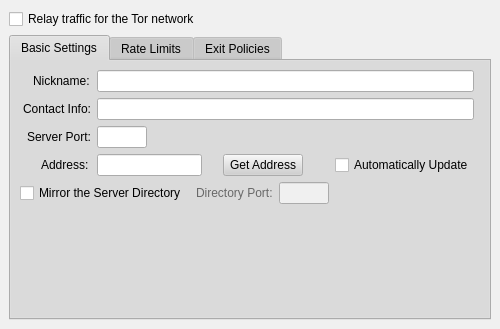
This is src/gui/config/serverpage.ui in a-ilin/vidalia as Qt 5 draws it before an edit. The edited form follows.
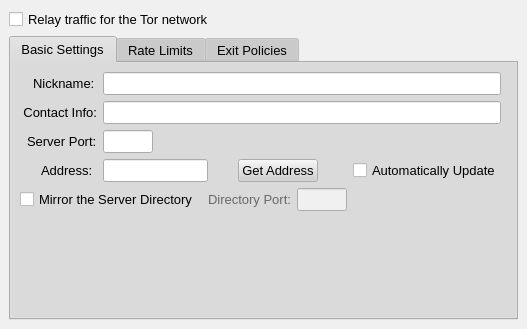
This is the edited form. Icons and pictures are not drawn.

Commit message:
We should use the same point font everywhere.
svn:r1296

What changed in the file:
```diff
--- a/src/gui/config/serverpage.ui
+++ b/src/gui/config/serverpage.ui
@@ -277,6 +277,11 @@
     </disabled>
    </palette>
   </property>
+  <property name="font" >
+   <font>
+    <pointsize>10</pointsize>
+   </font>
+  </property>
   <property name="contextMenuPolicy" >
    <enum>Qt::NoContextMenu</enum>
   </property>
```
The commit also changes 1 other file.
